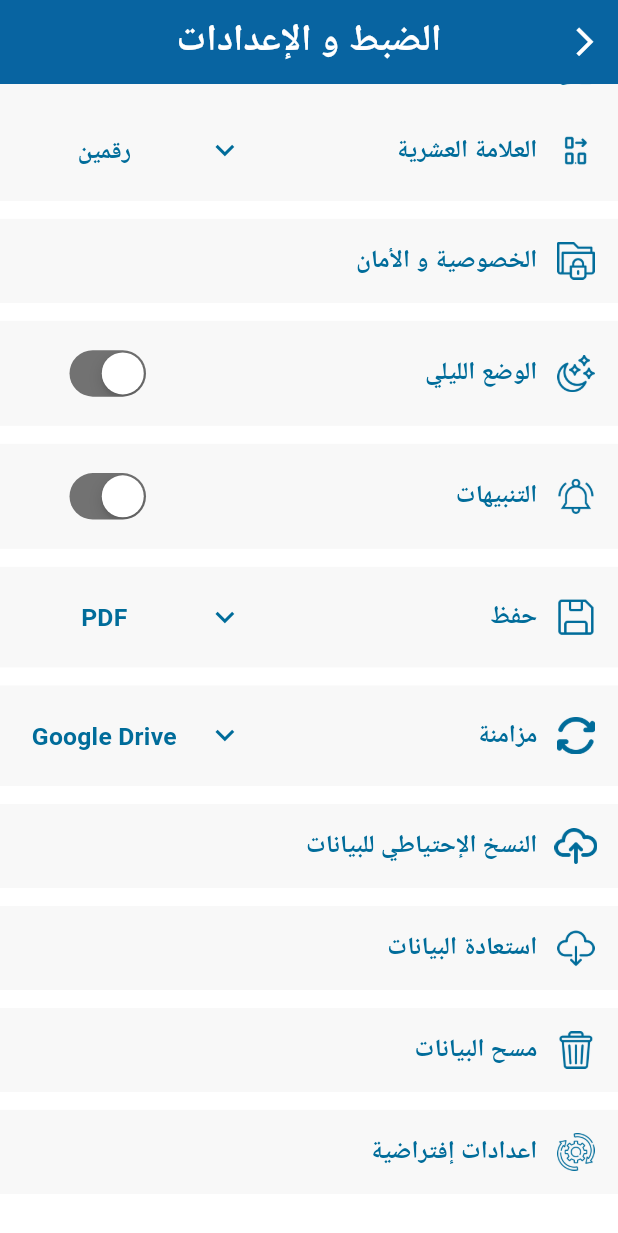
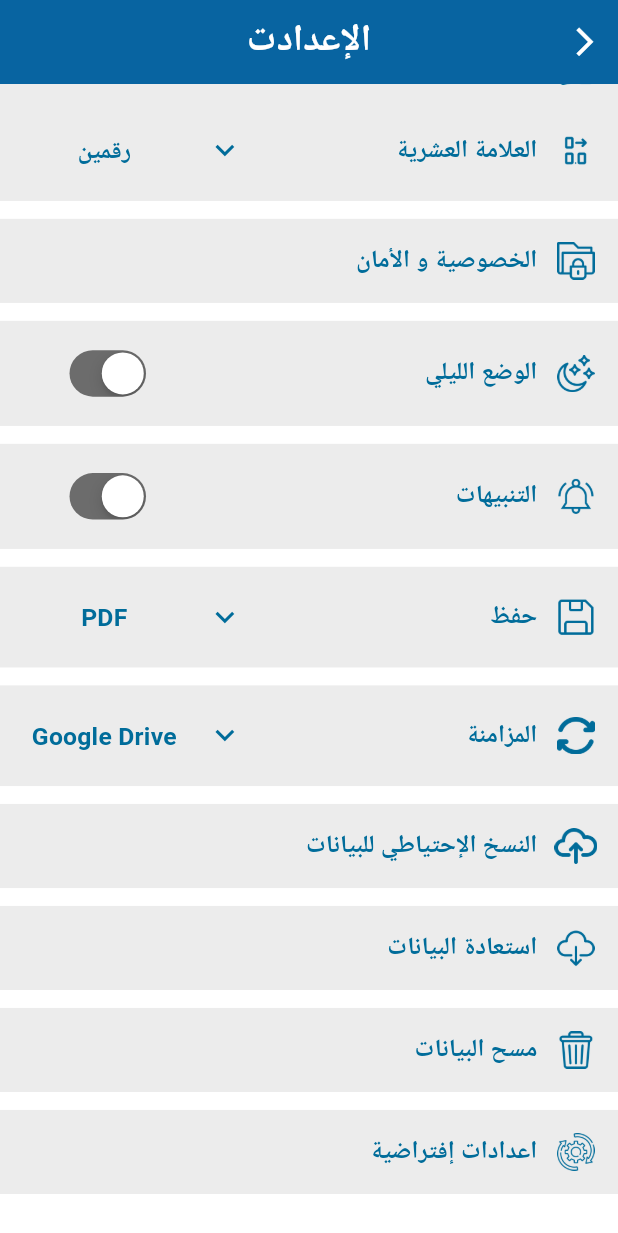
Before and after one commit to tsquare-alex/expenses, a Flutter app: the Settings screen opened directly, scrolled down 452 dp, on a phone screen of 412 x 824 dp. Shown: the top 1233 px of the screen. Run offline on Flutter 3.47's test engine with Material 3 defaults, Android fonts, the light colour scheme and no system bars; drawn by our look-alikes of flutter_easyloading; our stand-ins replace animated_bottom_navigation_bar, auto_route, bloc, cloud_firestore, equatable, firebase_auth and 12 more; missing offline and left inert: circle_progress_bar; accounts and stored records are empty; Roboto replaces fonts that are missing (Tajawal).

Commit message:
- added local support for settings screen - adjusted some theme colors - fixed reminders icon

```diff
--- a/lib/general/themes/app_colors.dart
+++ b/lib/general/themes/app_colors.dart
@@ -1,19 +1,19 @@
 import 'package:flutter/material.dart';
 
 class AppLightColors {
-  static const Color defaultColor = Color(0xFF4FBE9E);
+  static const Color primary = Color(0xff006c9a);
+  static const Color secondary = Color(0xFFFFFFFF);
   static const Color backgroundColor = Color(0xFFF7F7F7);
-  static const Color primaryColor = Colors.white;
-  static const Color accentColor = Color(0xFFD9D9D9);
+  static const Color accentColor = Colors.white;
   static const Color accentColor1 = Color(0xFFADADAD);
   static const Color accentColor2 = Color(0xFF9E9E9E);
 }
 
 class AppDarkColors {
-  static const Color defaultColor = Color(0xFF4FBE9E);
+  static Color primary = Colors.blueGrey[900]!;
+  static Color secondary = Colors.lightBlue[200]!;
   static const Color backgroundColor = Color(0xFF1A1A1A);
-  static const Color primaryColor = Color(0xFF2C2C2C);
-  static const Color accentColor = Color(0xFF363636);
+  static const Color accentColor = Color(0xFF2C2C2C);
   static const Color accentColor1 = Color(0xFF6D6D6D);
   static const Color accentColor2 = Color(0xFF7D7D7D);
 }
--- a/lib/general/themes/app_themes.dart
+++ b/lib/general/themes/app_themes.dart
@@ -1,3 +1,4 @@
+import 'package:expenses/general/themes/app_colors.dart';
 import 'package:flutter/material.dart';
 // import 'package:flutter/services.dart';
 import 'package:google_fonts/google_fonts.dart';
@@ -12,7 +13,7 @@ class AppThemes {
     //     TargetPlatform.android: CupertinoPageTransitionsBuilder(),
     //   },
     // ),
-    scaffoldBackgroundColor: MyColors.white,
+    // scaffoldBackgroundColor: AppLightColors.backgroundColor,
     focusColor: MyColors.primary,
     primaryColor: MyColors.primary,
     fontFamily: GoogleFonts.tajawal().fontFamily,
@@ -20,13 +21,14 @@ class AppThemes {
       titleMedium: GoogleFonts.tajawal(fontSize: 14),
     ),
     colorScheme: const ColorScheme.light(),
-    // appBarTheme: const AppBarTheme(
-    //   foregroundColor: Colors.black,
-    //   systemOverlayStyle: SystemUiOverlayStyle(
-    //     statusBarIconBrightness: Brightness.dark,
-    //     statusBarColor: Colors.transparent,
-    //   ),
-    // ),
+    appBarTheme: AppBarTheme(
+      backgroundColor: MyColors.primary,
+      foregroundColor: Colors.black,
+      // systemOverlayStyle: SystemUiOverlayStyle(
+      //   statusBarIconBrightness: Brightness.dark,
+      //   statusBarColor: Colors.transparent,
+      // ),
+    ),
   );
 
   static final darkTheme = ThemeData(
@@ -42,14 +44,15 @@ class AppThemes {
     textTheme: TextTheme(
       titleMedium: GoogleFonts.tajawal(fontSize: 14),
     ),
-    scaffoldBackgroundColor: MyColors.black,
+    scaffoldBackgroundColor: AppDarkColors.backgroundColor,
     colorScheme: const ColorScheme.dark(),
-    // appBarTheme: const AppBarTheme(
-    //   foregroundColor: Colors.white,
-    //   systemOverlayStyle: SystemUiOverlayStyle(
-    //     statusBarIconBrightness: Brightness.light,
-    //     statusBarColor: Colors.transparent,
-    //   ),
-    // ),
+    appBarTheme: AppBarTheme(
+      backgroundColor: AppDarkColors.primary,
+      foregroundColor: Colors.white,
+      // systemOverlayStyle: SystemUiOverlayStyle(
+      //   statusBarIconBrightness: Brightness.light,
+      //   statusBarColor: Colors.transparent,
+      // ),
+    ),
   );
 }
--- a/lib/res.dart
+++ b/lib/res.dart
@@ -33,7 +33,7 @@ class Res {
   static const String delete = "assets/images/delete.png";
   static const String download = "assets/images/download.png";
   static const String moon = "assets/images/moon.png";
-  static const String notifications = "assets/images/notifications.png";
+  static const String reminders = "assets/images/reminders.png";
   static const String reset = "assets/images/reset.png";
   static const String save = "assets/images/save.png";
   static const String secure = "assets/images/secure.png";
--- a/lib/user/screens/settings/settings.dart
+++ b/lib/user/screens/settings/settings.dart
@@ -11,9 +11,7 @@ class _SettingsState extends State<Settings> {
   @override
   Widget build(BuildContext context) {
     return Scaffold(
-      // backgroundColor: MyColors.white,
       appBar: AppBar(
-        backgroundColor: MyColors.primary,
         elevation: 0,
         leading: IconButton(
           onPressed: () => AutoRouter.of(context).pop(),
@@ -25,7 +23,7 @@ class _SettingsState extends State<Settings> {
         ),
         centerTitle: true,
         title: MyText(
-          title: "الضبط و الإعدادات",
+          title: tr(context, 'settings'),
           color: MyColors.white,
           size: 18.sp,
           fontWeight: FontWeight.bold,
--- a/lib/user/screens/settings/settings_imports.dart
+++ b/lib/user/screens/settings/settings_imports.dart
@@ -3,6 +3,7 @@ import 'package:flutter/material.dart';
 import 'package:flutter_screenutil/flutter_screenutil.dart';
 
 import 'package:expenses/general/constants/MyColors.dart';
+import 'package:expenses/general/packages/localization/Localizations.dart';
 import 'package:expenses/general/widgets/MyText.dart';
 
 import 'widgets/settings_widgets_imports.dart';
--- a/lib/user/screens/settings/widgets/settings_body.dart
+++ b/lib/user/screens/settings/widgets/settings_body.dart
@@ -13,11 +13,11 @@ class SettingsBody extends StatelessWidget {
       children: [
         InkWell(
           onTap: () => data.languagePressed(context),
-          child: const CustomTile(
+          child: CustomTile(
             children: [
               TileRow(
                 icon: Res.lang,
-                title: 'اللغة',
+                title: tr(context, 'language'),
                 isTrailing: false,
               ),
             ],
@@ -28,7 +28,7 @@ class SettingsBody extends StatelessWidget {
           children: [
             TileRow(
               icon: Res.calendar30,
-              title: 'أول يوم بالشهر',
+              title: tr(context, 'monthFirstDay'),
               trailing: TileDropdownButton(
                 menuList: data.monthDays,
                 value: data.monthDays.first,
@@ -38,7 +38,7 @@ class SettingsBody extends StatelessWidget {
             SizedBox(height: 7.h),
             TileRow(
               icon: Res.calendar7,
-              title: 'أول يوم بالأسبوع',
+              title: tr(context, 'weekFirstDay'),
               trailing: TileDropdownButton(
                 menuList: data.weekDays,
                 value: data.weekDays.first,
@@ -52,7 +52,7 @@ class SettingsBody extends StatelessWidget {
           children: [
             TileRow(
               icon: Res.country,
-              title: 'اختيار البلد',
+              title: tr(context, 'selectCountry'),
               trailing: TileDropdownButton(
                 menuList: data.countries,
                 value: data.countries.first,
@@ -66,7 +66,7 @@ class SettingsBody extends StatelessWidget {
           children: [
             TileRow(
               icon: Res.currency,
-              title: 'اختيار العملة',
+              title: tr(context, 'selectCurrency'),
               trailing: TileDropdownButton(
                 menuList: data.currency,
                 value: data.currency.first,
@@ -80,7 +80,7 @@ class SettingsBody extends StatelessWidget {
           children: [
             TileRow(
               icon: Res.numbers,
-              title: 'الأرقام',
+              title: tr(context, 'numbers'),
               trailing: TileDropdownButton(
                 menuList: data.numberFormat,
                 value: data.numberFormat.first,
@@ -90,7 +90,7 @@ class SettingsBody extends StatelessWidget {
             SizedBox(height: 7.h),
             TileRow(
               icon: Res.decimal,
-              title: 'العلامة العشرية',
+              title: tr(context, 'decimal'),
               trailing: TileDropdownButton(
                 menuList: data.decimal,
                 value: data.decimal[1],
@@ -104,9 +104,9 @@ class SettingsBody extends StatelessWidget {
           children: [
             Padding(
               padding: EdgeInsets.symmetric(vertical: 5.h),
-              child: const TileRow(
+              child: TileRow(
                 icon: Res.secure,
-                title: 'الخصوصية و الأمان',
+                title: tr(context, 'privacy'),
                 isTrailing: false,
               ),
             ),
@@ -119,7 +119,7 @@ class SettingsBody extends StatelessWidget {
               padding: EdgeInsets.symmetric(vertical: 5.h),
               child: TileRow(
                 icon: Res.moon,
-                title: 'الوضع الليلي',
+                title: tr(context, 'darkMode'),
                 trailing: Align(
                   alignment: Alignment.centerLeft,
                   child: Padding(
@@ -146,8 +146,8 @@ class SettingsBody extends StatelessWidget {
             Padding(
               padding: EdgeInsets.symmetric(vertical: 5.h),
               child: TileRow(
-                icon: Res.notifications,
-                title: 'التنبيهات',
+                icon: Res.reminders,
+                title: tr(context, 'reminders'),
                 trailing: Align(
                   alignment: Alignment.centerLeft,
                   child: Padding(
@@ -168,7 +168,7 @@ class SettingsBody extends StatelessWidget {
           children: [
             TileRow(
               icon: Res.save,
-              title: 'حفظ',
+              title: tr(context, 'save'),
               trailing: TileDropdownButton(
                 menuList: data.saveFormat,
                 value: data.saveFormat.first,
@@ -182,7 +182,7 @@ class SettingsBody extends StatelessWidget {
           children: [
             TileRow(
               icon: Res.synchronization,
-              title: 'مزامنة',
+              title: tr(context, 'sync'),
               trailing: TileDropdownButton(
                 menuList: data.syncOptions,
                 value: data.syncOptions.first,
@@ -196,9 +196,9 @@ class SettingsBody extends StatelessWidget {
           children: [
             Padding(
               padding: EdgeInsets.symmetric(vertical: 5.h),
-              child: const TileRow(
+              child: TileRow(
                 icon: Res.upload,
-                title: 'النسخ الإحتياطي للبيانات',
+                title: tr(context, 'backupData'),
                 isTrailing: false,
               ),
             ),
@@ -209,9 +209,9 @@ class SettingsBody extends StatelessWidget {
           children: [
             Padding(
               padding: EdgeInsets.symmetric(vertical: 5.h),
-              child: const TileRow(
+              child: TileRow(
                 icon: Res.download,
-                title: 'استعادة البيانات',
+                title: tr(context, 'downloadData'),
                 isTrailing: false,
               ),
             ),
@@ -222,9 +222,9 @@ class SettingsBody extends StatelessWidget {
           children: [
             Padding(
               padding: EdgeInsets.symmetric(vertical: 5.h),
-              child: const TileRow(
+              child: TileRow(
                 icon: Res.delete,
-                title: 'مسح البيانات',
+                title: tr(context, 'deleteData'),
                 isTrailing: false,
               ),
             ),
@@ -235,9 +235,9 @@ class SettingsBody extends StatelessWidget {
           children: [
             Padding(
               padding: EdgeInsets.symmetric(vertical: 5.h),
-              child: const TileRow(
+              child: TileRow(
                 icon: Res.reset,
-                title: 'اعدادات إفتراضية',
+                title: tr(context, 'resetSettings'),
                 isTrailing: false,
               ),
             ),
--- a/lib/user/screens/settings/widgets/settings_custom_tile.dart
+++ b/lib/user/screens/settings/widgets/settings_custom_tile.dart
@@ -12,8 +12,8 @@ class CustomTile extends StatelessWidget {
   Widget build(BuildContext context) {
     return ColoredBox(
       color: context.watch<AppThemeCubit>().isDarkMode
-          ? MyColors.greyWhite
-          : MyColors.backgroundColor,
+          ? AppDarkColors.accentColor
+          : MyColors.greyWhite,
       child: Padding(
         padding: EdgeInsets.symmetric(horizontal: 12.w, vertical: 8.h),
         child: Column(
--- a/lib/user/screens/settings/widgets/settings_tile_row.dart
+++ b/lib/user/screens/settings/widgets/settings_tile_row.dart
@@ -23,7 +23,7 @@ class TileRow extends StatelessWidget {
           width: 25.w,
           height: 25,
           color: context.watch<AppThemeCubit>().isDarkMode
-              ? Colors.lightBlue[200]
+              ? AppDarkColors.secondary
               : MyColors.primary,
         ),
         SizedBox(width: 10.w),
@@ -33,7 +33,7 @@ class TileRow extends StatelessWidget {
           child: MyText(
             title: title,
             color: context.watch<AppThemeCubit>().isDarkMode
-                ? Colors.lightBlue[200]
+                ? AppDarkColors.secondary
                 : MyColors.primary,
             size: 12.sp,
             fontWeight: FontWeight.bold,
--- a/lib/user/screens/settings/widgets/settings_widgets_imports.dart
+++ b/lib/user/screens/settings/widgets/settings_widgets_imports.dart
@@ -1,5 +1,6 @@
 import 'package:expenses/general/constants/MyColors.dart';
 import 'package:expenses/general/packages/localization/Localizations.dart';
+import 'package:expenses/general/themes/app_colors.dart';
 import 'package:expenses/general/utilities/utils_functions/utils.dart';
 import 'package:expenses/general/widgets/DefaultButton.dart';
 import 'package:expenses/general/widgets/MyText.dart';
```
Also changed, not shown: assets/lang/ar.json (+16 -2 lines), assets/lang/en.json (+17 -1 lines), assets/images/reminders.png (renamed from assets/images/notifications.png).
